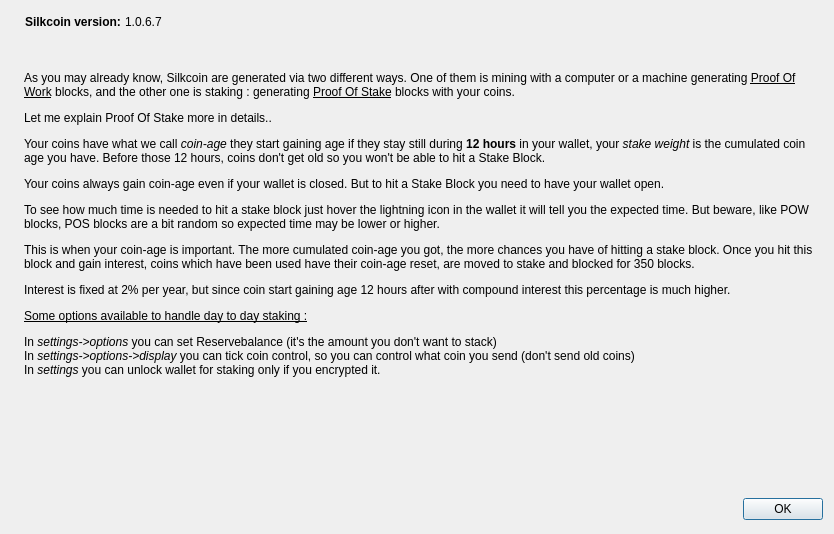
First picture: the form in src/qt/forms/tutoStackDialog.ui, repository shnurf/silkcoin, before the edit.
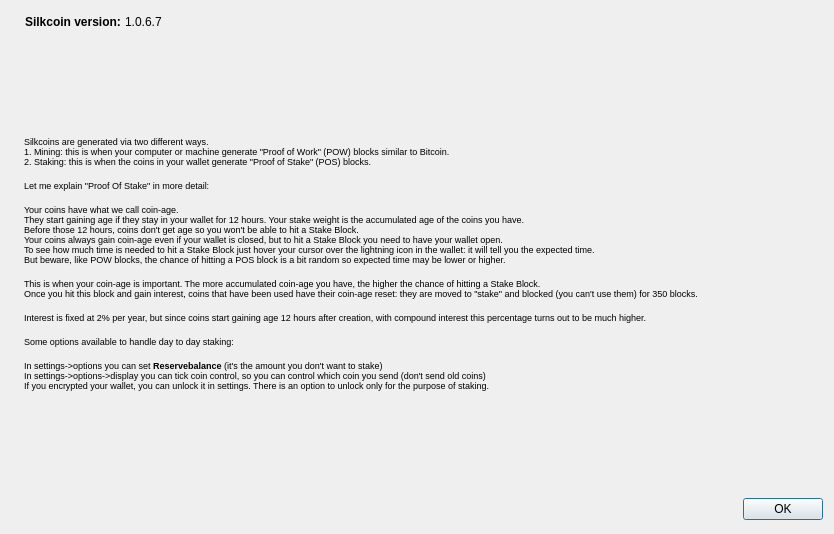
Second picture: the form after the edit. Icons and pictures are not drawn.

What changed in the file:
```diff
--- a/src/qt/forms/tutoStackDialog.ui
+++ b/src/qt/forms/tutoStackDialog.ui
@@ -133,7 +133,7 @@
         </size>
        </property>
        <property name="text">
-        <string>&lt;html&gt;&lt;head/&gt;&lt;body&gt;&lt;p&gt;As you may already know, Silkcoin are generated via two different ways. One of them is mining with a computer or a machine generating &lt;span style=&quot; text-decoration: underline;&quot;&gt;Proof Of Work&lt;/span&gt; blocks, and the other one is staking : generating &lt;span style=&quot; text-decoration: underline;&quot;&gt;Proof Of Stake&lt;/span&gt; blocks with your coins.&lt;/p&gt;&lt;p&gt;Let me explain Proof Of Stake more in details..&lt;/p&gt;&lt;p&gt;Your coins have what we call &lt;span style=&quot; font-style:italic;&quot;&gt;coin-age &lt;/span&gt;they start gaining age if they stay still during &lt;span style=&quot; font-weight:600;&quot;&gt;12 hours&lt;/span&gt; in your wallet, your &lt;span style=&quot; font-style:italic;&quot;&gt;stake weight&lt;/span&gt; is the cumulated coin age you have. Before those 12 hours, coins don't get old so you won't be able to hit a Stake Block.&lt;/p&gt;&lt;p&gt;Your coins always gain coin-age even if your wallet is closed. But to hit a Stake Block you need to have your wallet open.&lt;/p&gt;&lt;p&gt;To see how much time is needed to hit a stake block just hover the lightning icon in the wallet it will tell you the expected time. But beware, like POW blocks, POS blocks are a bit random so expected time may be lower or higher.&lt;/p&gt;&lt;p&gt;This is when your coin-age is important. The more cumulated coin-age you got, the more chances you have of hitting a stake block. Once you hit this block and gain interest, coins which have been used have their coin-age reset, are moved to stake and blocked for 350 blocks.&lt;/p&gt;&lt;p&gt;Interest is fixed at 2% per year, but since coin start gaining age 12 hours after with compound interest this percentage is much higher.&lt;/p&gt;&lt;p&gt;&lt;span style=&quot; text-decoration: underline;&quot;&gt;Some options available to handle day to day staking :&lt;/span&gt;&lt;/p&gt;&lt;p&gt;In &lt;span style=&quot; font-style:italic;&quot;&gt;settings-&amp;gt;options&lt;/span&gt; you can set Reservebalance (it's the amount you don't want to stack)&lt;br/&gt;In &lt;span style=&quot; font-style:italic;&quot;&gt;settings-&amp;gt;options-&amp;gt;display&lt;/span&gt; you can tick coin control, so you can control what coin you send (don't send old coins)&lt;br/&gt;In &lt;span style=&quot; font-style:italic;&quot;&gt;settings&lt;/span&gt; you can unlock wallet for staking only if you encrypted it.&lt;/p&gt;&lt;p&gt;&lt;br/&gt;&lt;/p&gt;&lt;p&gt;&lt;br/&gt;&lt;/p&gt;&lt;/body&gt;&lt;/html&gt;</string>
+        <string>&lt;html&gt;&lt;head/&gt;&lt;body&gt;&lt;p&gt;&lt;span style=&quot; font-size:7pt;&quot;&gt;Silkcoins are generated via two different ways. &lt;br/&gt;1. Mining: this is when your computer or machine generate &amp;quot;Proof of Work&amp;quot; (POW) blocks similar to Bitcoin.&lt;br/&gt;2. Staking: this is when the coins in your wallet generate &amp;quot;Proof of Stake&amp;quot; (POS) blocks.&lt;br/&gt;&lt;br/&gt;Let me explain &amp;quot;Proof Of Stake&amp;quot; in more detail:&lt;br/&gt;&lt;br/&gt;Your coins have what we call coin-age. &lt;br/&gt;They start gaining age if they stay in your wallet for 12 hours. Your stake weight is the accumulated age of the coins you have. &lt;br/&gt;Before those 12 hours, coins don't get age so you won't be able to hit a Stake Block.&lt;br/&gt;Your coins always gain coin-age even if your wallet is closed, but to hit a Stake Block you need to have your wallet open.&lt;br/&gt;To see how much time is needed to hit a Stake Block just hover your cursor over the lightning icon in the wallet: it will tell you the expected time. &lt;br/&gt;But beware, like POW blocks, the chance of hitting a POS block is a bit random so expected time may be lower or higher.&lt;br/&gt;&lt;br/&gt;This is when your coin-age is important. The more accumulated coin-age you have, the higher the chance of hitting a Stake Block. &lt;br/&gt;Once you hit this block and gain interest, coins that have been used have their coin-age reset: they are moved to &amp;quot;stake&amp;quot; and blocked (you can't use them) for 350 blocks.&lt;br/&gt;&lt;br/&gt;Interest is fixed at 2% per year, but since coins start gaining age 12 hours after creation, with compound interest this percentage turns out to be much higher.&lt;br/&gt;&lt;br/&gt;Some options available to handle day to day staking:&lt;br/&gt;&lt;br/&gt;In settings-&amp;gt;options you can set &lt;/span&gt;&lt;span style=&quot; font-size:7pt; font-weight:600;&quot;&gt;Reservebalance&lt;/span&gt;&lt;span style=&quot; font-size:7pt;&quot;&gt; (it's the amount you don't want to stake)&lt;br/&gt;In settings-&amp;gt;options-&amp;gt;display you can tick coin control, so you can control which coin you send (don't send old coins)&lt;br/&gt;If you encrypted your wallet, you can unlock it in settings. There is an option to unlock only for the purpose of staking.&lt;/span&gt;&lt;/p&gt;&lt;/body&gt;&lt;/html&gt;</string>
        </property>
        <property name="wordWrap">
         <bool>true</bool>
```
